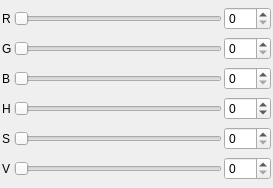
Before: the Qt Designer form src/client/ui/colordialog.ui in drawpile/Drawpile, drawn with Qt 5.
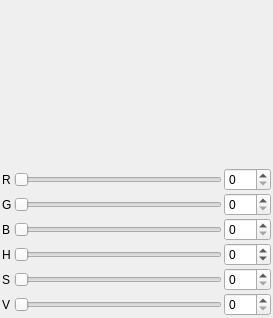
After: the same form once the commit is applied. Custom widgets are drawn as their Qt base class.

Commit message: added a HSV color triangle

Diff of the .ui file:
```diff
--- a/src/client/ui/colordialog.ui
+++ b/src/client/ui/colordialog.ui
@@ -6,7 +6,7 @@
     <x>0</x>
     <y>0</y>
     <width>273</width>
-    <height>188</height>
+    <height>318</height>
    </rect>
   </property>
   <layout class="QGridLayout" >
@@ -16,111 +16,15 @@
    <property name="spacing" >
     <number>2</number>
    </property>
-   <item row="1" column="1" >
-    <widget class="QSlider" name="green" >
-     <property name="maximum" >
-      <number>255</number>
-     </property>
-     <property name="orientation" >
-      <enum>Qt::Horizontal</enum>
-     </property>
-    </widget>
-   </item>
-   <item row="2" column="1" >
-    <widget class="QSlider" name="blue" >
-     <property name="maximum" >
-      <number>255</number>
-     </property>
-     <property name="orientation" >
-      <enum>Qt::Horizontal</enum>
-     </property>
-    </widget>
-   </item>
-   <item row="0" column="2" >
-    <widget class="QSpinBox" name="redbox" >
-     <property name="maximum" >
-      <number>255</number>
-     </property>
-    </widget>
-   </item>
-   <item row="1" column="2" >
-    <widget class="QSpinBox" name="greenbox" >
-     <property name="maximum" >
-      <number>255</number>
-     </property>
-    </widget>
-   </item>
-   <item row="2" column="2" >
-    <widget class="QSpinBox" name="bluebox" >
-     <property name="maximum" >
-      <number>255</number>
-     </property>
-    </widget>
-   </item>
-   <item row="0" column="1" >
-    <widget class="QSlider" name="red" >
-     <property name="maximum" >
-      <number>255</number>
-     </property>
-     <property name="orientation" >
-      <enum>Qt::Horizontal</enum>
-     </property>
-    </widget>
-   </item>
-   <item row="2" column="0" >
-    <widget class="QLabel" name="label_3" >
-     <property name="text" >
-      <string>B</string>
-     </property>
-    </widget>
-   </item>
    <item row="1" column="0" >
-    <widget class="QLabel" name="label_2" >
-     <property name="text" >
-      <string>G</string>
-     </property>
-    </widget>
-   </item>
-   <item row="0" column="0" >
     <widget class="QLabel" name="label" >
      <property name="text" >
       <string>R</string>
      </property>
     </widget>
    </item>
-   <item row="3" column="0" >
-    <widget class="QLabel" name="label_4" >
-     <property name="text" >
-      <string>H</string>
-     </property>
-    </widget>
-   </item>
-   <item row="4" column="0" >
-    <widget class="QLabel" name="label_6" >
-     <property name="text" >
-      <string>S</string>
-     </property>
-    </widget>
-   </item>
-   <item row="5" column="0" >
-    <widget class="QLabel" name="label_5" >
-     <property name="text" >
-      <string>V</string>
-     </property>
-    </widget>
-   </item>
-   <item row="3" column="1" >
-    <widget class="QSlider" name="hue" >
-     <property name="maximum" >
-      <number>359</number>
-     </property>
-     <property name="orientation" >
-      <enum>Qt::Horizontal</enum>
-     </property>
-    </widget>
-   </item>
-   <item row="4" column="1" >
-    <widget class="QSlider" name="saturation" >
+   <item row="2" column="1" >
+    <widget class="QSlider" name="green" >
      <property name="maximum" >
       <number>255</number>
      </property>
@@ -130,7 +34,7 @@
     </widget>
    </item>
    <item row="5" column="1" >
-    <widget class="QSlider" name="value" >
+    <widget class="QSlider" name="saturation" >
      <property name="maximum" >
       <number>255</number>
      </property>
@@ -140,6 +44,47 @@
     </widget>
    </item>
    <item row="3" column="2" >
+    <widget class="QSpinBox" name="bluebox" >
+     <property name="maximum" >
+      <number>255</number>
+     </property>
+    </widget>
+   </item>
+   <item row="5" column="2" >
+    <widget class="QSpinBox" name="saturationbox" >
+     <property name="maximum" >
+      <number>255</number>
+     </property>
+    </widget>
+   </item>
+   <item row="1" column="2" >
+    <widget class="QSpinBox" name="redbox" >
+     <property name="maximum" >
+      <number>255</number>
+     </property>
+    </widget>
+   </item>
+   <item row="6" column="1" >
+    <widget class="QSlider" name="value" >
+     <property name="maximum" >
+      <number>255</number>
+     </property>
+     <property name="orientation" >
+      <enum>Qt::Horizontal</enum>
+     </property>
+    </widget>
+   </item>
+   <item row="4" column="1" >
+    <widget class="QSlider" name="hue" >
+     <property name="maximum" >
+      <number>359</number>
+     </property>
+     <property name="orientation" >
+      <enum>Qt::Horizontal</enum>
+     </property>
+    </widget>
+   </item>
+   <item row="4" column="2" >
     <widget class="QSpinBox" name="huebox" >
      <property name="wrapping" >
       <bool>true</bool>
@@ -149,22 +94,94 @@
      </property>
     </widget>
    </item>
-   <item row="4" column="2" >
-    <widget class="QSpinBox" name="saturationbox" >
+   <item row="6" column="0" >
+    <widget class="QLabel" name="label_5" >
+     <property name="text" >
+      <string>V</string>
+     </property>
+    </widget>
+   </item>
+   <item row="5" column="0" >
+    <widget class="QLabel" name="label_6" >
+     <property name="text" >
+      <string>S</string>
+     </property>
+    </widget>
+   </item>
+   <item row="4" column="0" >
+    <widget class="QLabel" name="label_4" >
+     <property name="text" >
+      <string>H</string>
+     </property>
+    </widget>
+   </item>
+   <item row="3" column="1" >
+    <widget class="QSlider" name="blue" >
      <property name="maximum" >
       <number>255</number>
      </property>
+     <property name="orientation" >
+      <enum>Qt::Horizontal</enum>
+     </property>
     </widget>
    </item>
-   <item row="5" column="2" >
+   <item row="2" column="0" >
+    <widget class="QLabel" name="label_2" >
+     <property name="text" >
+      <string>G</string>
+     </property>
+    </widget>
+   </item>
+   <item row="3" column="0" >
+    <widget class="QLabel" name="label_3" >
+     <property name="text" >
+      <string>B</string>
+     </property>
+    </widget>
+   </item>
+   <item row="2" column="2" >
+    <widget class="QSpinBox" name="greenbox" >
+     <property name="maximum" >
+      <number>255</number>
+     </property>
+    </widget>
+   </item>
+   <item row="1" column="1" >
+    <widget class="QSlider" name="red" >
+     <property name="maximum" >
+      <number>255</number>
+     </property>
+     <property name="orientation" >
+      <enum>Qt::Horizontal</enum>
+     </property>
+    </widget>
+   </item>
+   <item row="6" column="2" >
     <widget class="QSpinBox" name="valuebox" >
      <property name="maximum" >
       <number>255</number>
      </property>
     </widget>
    </item>
+   <item row="0" column="1" >
+    <widget class="ColorTriangle" name="colorTriangle" >
+     <property name="minimumSize" >
+      <size>
+       <width>128</width>
+       <height>128</height>
+      </size>
+     </property>
+    </widget>
+   </item>
   </layout>
  </widget>
+ <customwidgets>
+  <customwidget>
+   <class>ColorTriangle</class>
+   <extends>QWidget</extends>
+   <header>colortriangle.h</header>
+  </customwidget>
+ </customwidgets>
  <tabstops>
   <tabstop>redbox</tabstop>
   <tabstop>greenbox</tabstop>
```
Left out of the diff: 282 changed lines with no effect on the pictures. The commit also changes 8 other files.
